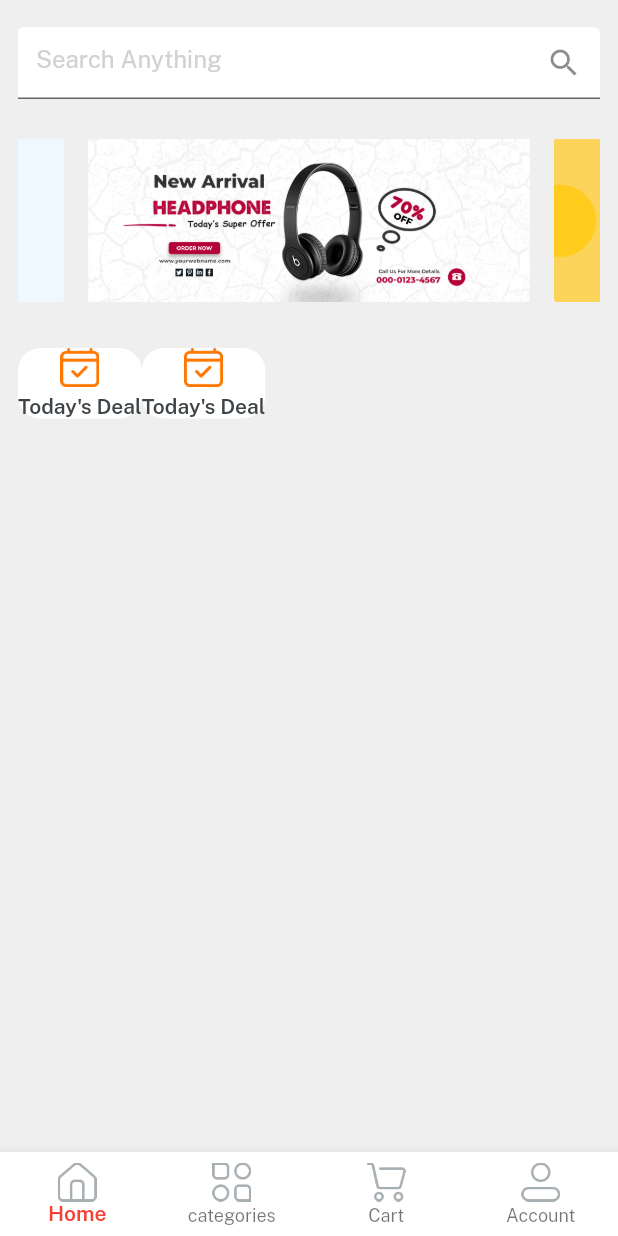
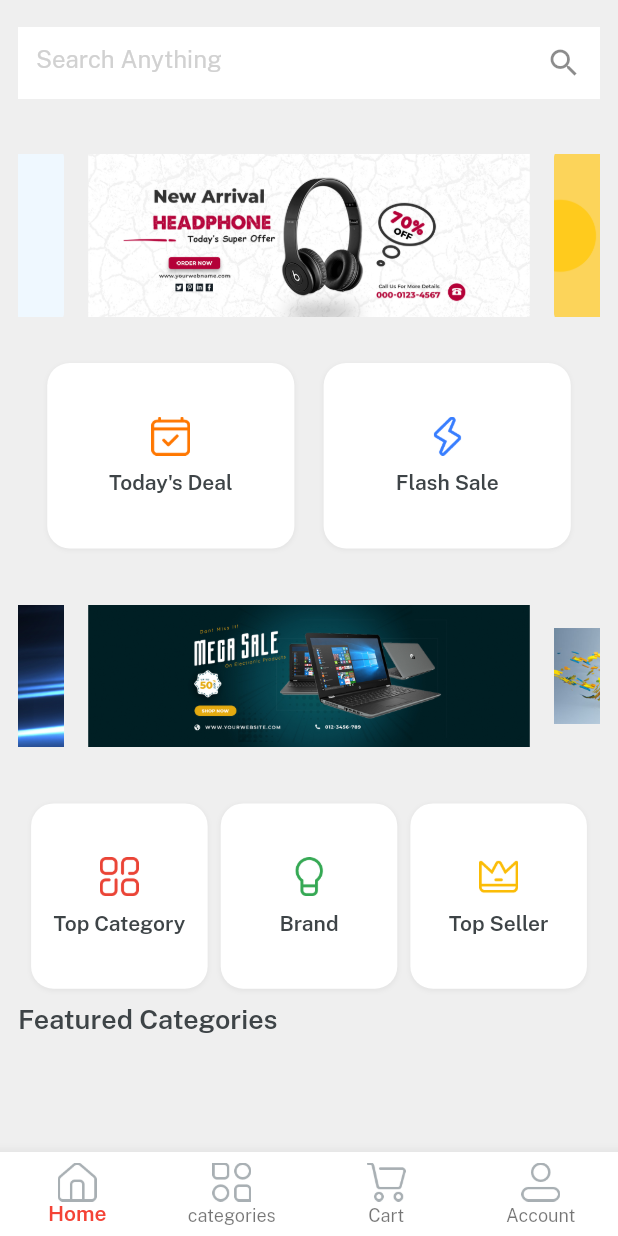
Before and after one commit to fahimshahariar1/F_mart, a Flutter app: the Home screen opened directly, on a phone screen of 412 x 824 dp. Run offline on Flutter 3.47's test engine with Material 2 defaults, Android fonts, the phone set to English and light mode, and no system bars; drawn by our look-alikes of velocity_x; our stand-ins replace get.

Commit message:
seventh and half

```diff
--- a/f_mart_ecommerce/lib/constants/lists.dart
+++ b/f_mart_ecommerce/lib/constants/lists.dart
@@ -7,3 +7,5 @@
 ];
 
 const sliderList = [imgSlider1, imgSlider2, imgSlider3, imgSlider4];
+
+const scndsliderList = [imgSs1, imgSs2, imgSs3, imgSs4];
--- a/f_mart_ecommerce/lib/screens/home screen/homescreen.dart
+++ b/f_mart_ecommerce/lib/screens/home screen/homescreen.dart
@@ -24,6 +24,7 @@
               color: lightGrey,
               child: TextFormField(
                 decoration: InputDecoration(
+                  border: InputBorder.none,
                     filled: true,
                     fillColor: Colors.white,
                     hintText: search,
@@ -33,6 +34,12 @@
                     )),
               ),
             ),
+            10.heightBox,
+            Expanded(
+              child: SingleChildScrollView(
+                physics: BouncingScrollPhysics(),
+                child: Column(
+                  children: [
                     VxSwiper.builder(
                       aspectRatio: 16 / 9,
                       autoPlay: true,
@@ -55,10 +62,72 @@
                     ),
                     10.heightBox,
                     Row(
+                      mainAxisAlignment: MainAxisAlignment.spaceEvenly,
                       children:
                       //error can be solved regarding list.generate by just removing the brackets of the children
-                  List.generate(2, (int index) => homebuttons()),
+                      List.generate(
+                          2,
+                              (int index) => homebuttons(
+                            height: context.screenHeight * 0.15,
+                            width: context.screenWidth / 2.5,
+                            icon: index == 0 ? icTodaysDeal : icFlashDeal,
+                            title: index == 0 ? today : flash,
+                          )),
+                    ),
+                    10.heightBox,
+                    VxSwiper.builder(
+                      aspectRatio: 16 / 9,
+                      autoPlay: true,
+                      height: 150,
+                      enlargeCenterPage: true,
+                      itemCount: scndsliderList.length,
+                      itemBuilder: (context, index) {
+                        return Image.asset(
+                          scndsliderList[index],
+                          fit: BoxFit.fitWidth,
                         )
+                            .box
+                            .rounded
+                            .clip(Clip.antiAlias)
+                            .margin(
+                          EdgeInsets.symmetric(horizontal: 8),
+                        )
+                            .make();
+                      },
+                    ),
+                    10.heightBox,
+                    Row(
+                      mainAxisAlignment: MainAxisAlignment.spaceEvenly,
+                      children: List.generate(
+                        3,
+                            (index) => homebuttons(
+                            height: context.screenHeight * 0.15,
+                            width: context.screenWidth / 3.5,
+                            icon: index == 0
+                                ? icTopCategories
+                                : index == 1
+                                ? icBrands
+                                : icTopSeller,
+                            title: index == 0
+                                ? topC
+                                : index == 1
+                                ? brand
+                                : top),
+                      ),
+                    ),
+                    10.heightBox,
+                    Align(
+                      alignment: Alignment.centerLeft,
+                      child: feature.text
+                          .color(darkFontGrey)
+                          .size(18)
+                          .fontFamily(semibold)
+                          .make(),
+                    )
+                  ],
+                ),
+              ),
+            ),
           ],
         ),
       ),
--- a/f_mart_ecommerce/lib/widgets/homeButtons.dart
+++ b/f_mart_ecommerce/lib/widgets/homeButtons.dart
@@ -1,15 +1,17 @@
 import 'package:f_mart_ecommerce/constants/consts.dart';
 import 'package:flutter/material.dart';
 
-Widget homebuttons() {
+Widget homebuttons({width, height, icon, String? title, onPress}) {
   return Column(
+    mainAxisAlignment: MainAxisAlignment.center,
     children: [
       Image.asset(
-        icTodaysDeal,
+        icon,
         width: 26,
       ),
-      5.heightBox,
-      today.text.fontFamily(semibold).color(darkFontGrey).make()
+
+      10.heightBox,
+      title!.text.fontFamily(semibold).color(darkFontGrey).make()
     ],
-  ).box.rounded.white.make();
+  ).box.rounded.white.size(width, height).shadowSm.make();
 }
```
Lines whose indentation alone changed are shown as unchanged.
